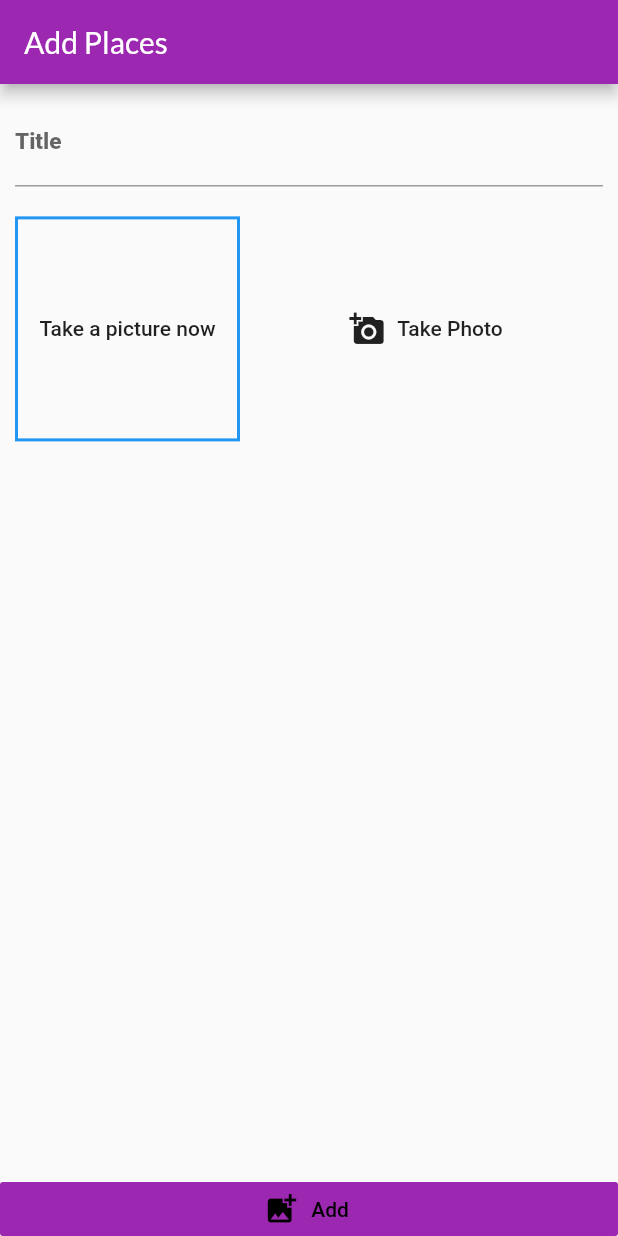
After one commit to 0352972441/flutter, a Flutter app: the AddPlacesScreen screen opened directly, on a phone screen of 412 x 824 dp. The commit adds this screen. Run offline on Flutter 3.47's test engine with Material 2 defaults, Android fonts, the light colour scheme and no system bars; our stand-ins replace flutter_dotenv, image_picker, shared_preferences; accounts and stored records are empty.

Commit message:
create app Native_devive

```diff
--- /dev/null
+++ b/native_divice/lib/models/place.dart
@@ -0,0 +1,25 @@
+import 'dart:io';
+
+import 'package:flutter/foundation.dart';
+
+class LocationPlace {
+  final String lutitude;
+  final String longitude;
+  final String address;
+
+  LocationPlace(
+      {@required this.lutitude, @required this.longitude, this.address});
+}
+
+class Place {
+  final String id;
+  final String title;
+  final LocationPlace location;
+  final File image; // Thao tác với storange Sử dụng file để lưu trữ ảnh
+
+  Place(
+      {@required this.id,
+      @required this.title,
+      @required this.location,
+      @required this.image});
+}
--- /dev/null
+++ b/native_divice/lib/provider/great_places.dart
@@ -0,0 +1,11 @@
+import 'package:flutter/cupertino.dart';
+
+import '../models/place.dart';
+
+class GreatPlaces with ChangeNotifier {
+  List<Place> _items = [];
+
+  List<Place> get items {
+    return [..._items];
+  }
+}
--- /dev/null
+++ b/native_divice/lib/screens/add_places_screen.dart
@@ -0,0 +1,59 @@
+import 'package:flutter/material.dart';
+import 'package:native_divice/widgets/image_input.dart';
+
+class AddPlacesScreen extends StatefulWidget {
+  static const String routeName = '/add-places';
+  @override
+  _AddPlacesScreenState createState() => _AddPlacesScreenState();
+}
+
+class _AddPlacesScreenState extends State<AddPlacesScreen> {
+  final _titleControler = TextEditingController();
+
+  @override
+  Widget build(BuildContext context) {
+    return Scaffold(
+      appBar: AppBar(
+        title: Text("Add Places"),
+      ),
+      body: Column(
+        mainAxisAlignment: MainAxisAlignment.spaceBetween,
+        crossAxisAlignment: CrossAxisAlignment.stretch,
+        children: <Widget>[
+          Expanded(
+            child: SingleChildScrollView(
+              child: Padding(
+                padding: EdgeInsets.all(10),
+                child: Column(
+                  children: <Widget>[
+                    TextField(
+                      decoration: InputDecoration(
+                          labelText: "Title",
+                          labelStyle: TextStyle(
+                              fontSize: 15, fontWeight: FontWeight.w900)),
+                      controller: _titleControler,
+                    ),
+                    SizedBox(
+                      height: 20,
+                    ),
+                    ImageInput(),
+                  ],
+                ),
+              ),
+            ),
+          ),
+          RaisedButton.icon(
+            //shape:BeveledRectangleBorder(borderRadius: BorderRadius.circular(5)),
+            textColor: Colors.black,
+            onPressed: () {},
+            icon: Icon(Icons.add_photo_alternate),
+            label: Text("Add"),
+            color: Theme.of(context).primaryColor,
+            elevation: 0,
+            materialTapTargetSize: MaterialTapTargetSize.shrinkWrap,
+          )
+        ],
+      ),
+    );
+  }
+}
--- /dev/null
+++ b/native_divice/lib/widgets/image_input.dart
@@ -0,0 +1,53 @@
+import 'package:flutter/material.dart';
+import 'dart:io';
+import 'package:image_picker/image_picker.dart';
+
+class ImageInput extends StatefulWidget {
+  @override
+  _ImageInputState createState() => _ImageInputState();
+}
+
+class _ImageInputState extends State<ImageInput> {
+  File _image;
+
+  void _takePicture() async {
+    // final _imagePicker = await ImagePicker()
+    //     .getImage(source: ImageSource.gallery, maxWidth: 600);
+    final _imagePicker =
+        await ImagePicker.pickImage(source: ImageSource.camera, maxWidth: 600);
+    setState(() {
+      _image = _imagePicker; //File(_imagePicker.path);
+    });
+  }
+
+  @override
+  Widget build(BuildContext context) {
+    return Row(
+      children: <Widget>[
+        Container(
+          alignment: Alignment.center,
+          height: 150,
+          width: 150,
+          //constraints: BoxConstraints(minHeight: 70, maxHeight: 80),
+          decoration:
+              BoxDecoration(border: Border.all(width: 2, color: Colors.blue)),
+          child: _image != null
+              ? Image.file(_image)
+              : Text("Take a picture now",
+                  textAlign: TextAlign.center,
+                  softWrap: true,
+                  style: TextStyle(fontWeight: FontWeight.w500)),
+        ),
+        SizedBox(
+          width: 10,
+        ),
+        Expanded(
+          child: FlatButton.icon(
+              onPressed: _takePicture,
+              icon: Icon(Icons.add_a_photo),
+              label: Text("Take Photo")),
+        ),
+      ],
+    );
+  }
+}
--- /dev/null
+++ b/shop/lib/helpers/customtransaction.dart
@@ -0,0 +1,16 @@
+import 'package:flutter/material.dart';
+
+class CustomTransaction extends PageTransitionsBuilder {
+  @override
+  Widget buildTransitions<T>(
+      PageRoute<T> route,
+      BuildContext context,
+      Animation<double> animation,
+      Animation<double> secondaryAnimation,
+      Widget child) {
+    return FadeTransition(
+      opacity: animation,
+      child: child,
+    );
+  }
+}
--- a/shop/lib/main.dart
+++ b/shop/lib/main.dart
@@ -1,4 +1,5 @@
 import 'package:flutter/material.dart';
+import 'package:shop/helpers/customtransaction.dart';
 import 'package:shop/providers/products.dart';
 import 'package:shop/screens/auth_screen.dart';
 import 'package:shop/screens/cart_screen.dart';
@@ -58,7 +59,10 @@ class MyApp extends StatelessWidget {
                         fontSize: 15,
                         fontFamily: 'Anton',
                         color: Colors.white)),
-            ),
+                pageTransitionsTheme: PageTransitionsTheme(builders: {
+                  TargetPlatform.android: CustomTransaction(),
+                  TargetPlatform.iOS: CustomTransaction()
+                })),
             home: value.isAuth()
                 ? ProductOverviewScreen()
                 : FutureBuilder(
```
Also changed, not shown: Flutter.txt (+55 -0 lines), Library.txt (+12 -0 lines), native_divice/lib/main.dart (added, +24 -0 lines), native_divice/lib/screens/places_list_screen.dart (added, +22 -0 lines), native_divice/pubspec.yaml (added, +78 -0 lines), shop/lib/widgets/order_item.dart (+28 -5 lines), native_divice/lib/screens/place_detail_screen.dart (added), native_divice/pubspec.lock (added), 59 other files. Lines whose indentation alone changed are shown as unchanged.
